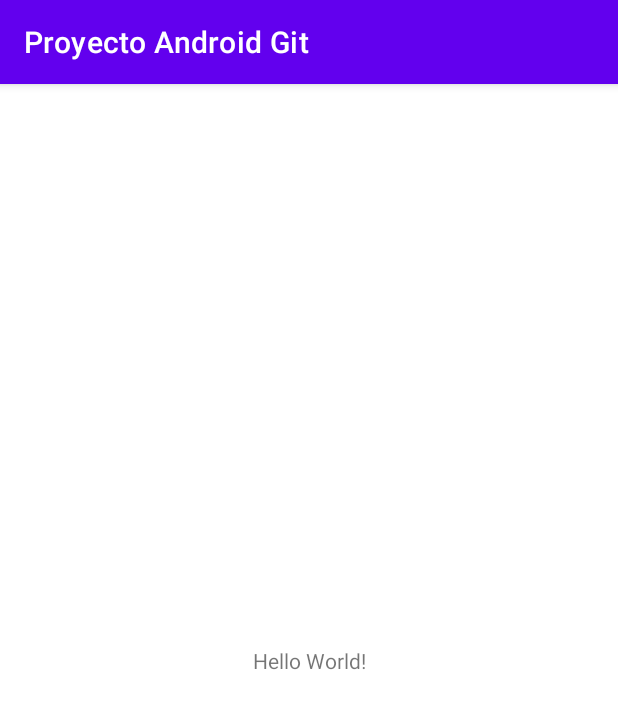
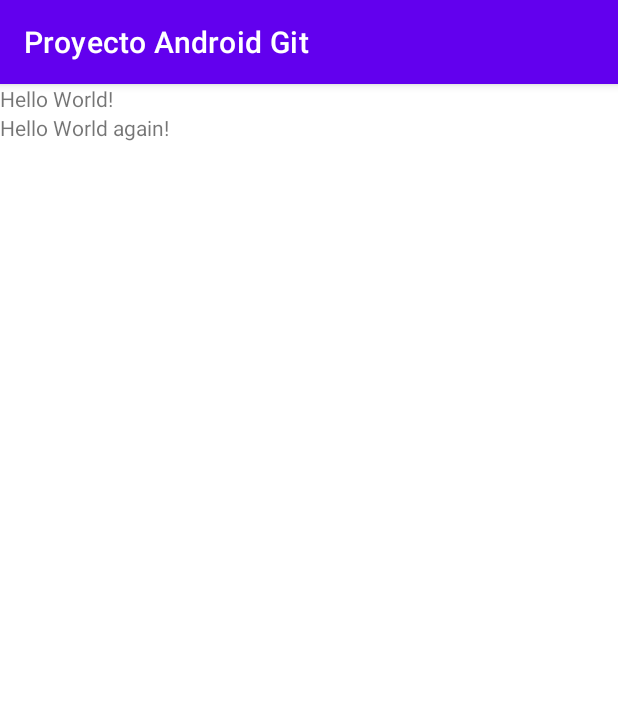
Before and after one commit to claudio-guggis/Ejemplo-Android-Git, an Android app: the screen it shows after launch (MainActivity), on a phone screen of 412 x 824 dp. Shown: the top 709 px of the screen. Run offline under Robolectric (Android 15) with nearby library versions, the phone set to English and light mode, and no system bars.

Commit message:
Segundo Commit, agregado un textview

```diff
--- a/app/src/main/res/layout/activity_main.xml
+++ b/app/src/main/res/layout/activity_main.xml
@@ -1,18 +1,20 @@
 <?xml version="1.0" encoding="utf-8"?>
-<androidx.constraintlayout.widget.ConstraintLayout xmlns:android="http://schemas.android.com/apk/res/android"
+<LinearLayout xmlns:android="http://schemas.android.com/apk/res/android"
     xmlns:app="http://schemas.android.com/apk/res-auto"
     xmlns:tools="http://schemas.android.com/tools"
     android:layout_width="match_parent"
     android:layout_height="match_parent"
-    tools:context=".MainActivity">
+    tools:context=".MainActivity"
+    android:orientation="vertical">
 
     <TextView
         android:layout_width="wrap_content"
         android:layout_height="wrap_content"
-        android:text="Hello World!"
-        app:layout_constraintBottom_toBottomOf="parent"
-        app:layout_constraintLeft_toLeftOf="parent"
-        app:layout_constraintRight_toRightOf="parent"
-        app:layout_constraintTop_toTopOf="parent" />
+        android:text="Hello World!" />
 
-</androidx.constraintlayout.widget.ConstraintLayout>
+    <TextView
+        android:layout_width="wrap_content"
+        android:layout_height="wrap_content"
+        android:text="Hello World again!" />
+
+</LinearLayout>
```
